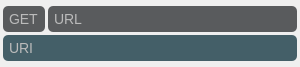
Qt form requestitem.ui (tmstieff/Woke) before a commit.
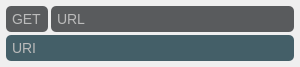
The same form after that commit.

What changed in the file:
```diff
--- a/requestitem.ui
+++ b/requestitem.ui
@@ -39,13 +39,13 @@
     <number>3</number>
    </property>
    <property name="leftMargin">
-    <number>3</number>
+    <number>6</number>
    </property>
    <property name="topMargin">
     <number>6</number>
    </property>
    <property name="rightMargin">
-    <number>3</number>
+    <number>6</number>
    </property>
    <property name="bottomMargin">
     <number>6</number>
```
